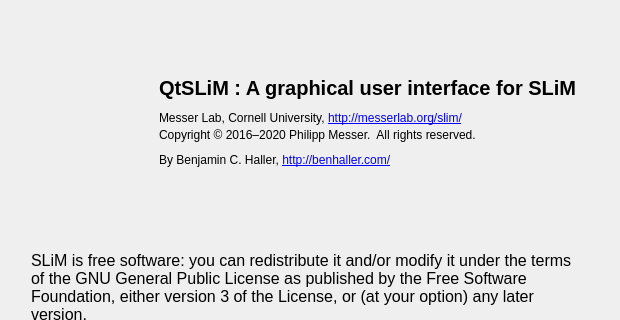
Above: QtSLiM/QtSLiMAbout.ui from MesserLab/SLiM before the change; both pictures show x 0 to 620 and y 0 to 320 of the 620 by 554 pixel window. Below: the same form after it.
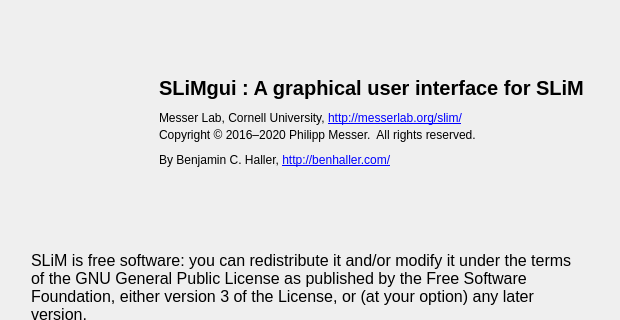
That is the form after the change. Icons and pictures are not drawn. Custom widgets are drawn as their Qt base class.

Commit message: rename QtSLiM to SLiMgui!

The edit to the form file:
```diff
--- a/QtSLiM/QtSLiMAbout.ui
+++ b/QtSLiM/QtSLiMAbout.ui
@@ -98,7 +98,7 @@
             </font>
            </property>
            <property name="text">
-            <string>&lt;html&gt;&lt;head/&gt;&lt;body&gt;&lt;p&gt;&lt;span style=&quot; font-size:15pt;&quot;&gt;QtSLiM : A graphical user interface for SLiM&lt;/span&gt;&lt;/p&gt;&lt;/body&gt;&lt;/html&gt;</string>
+            <string>&lt;html&gt;&lt;head/&gt;&lt;body&gt;&lt;p&gt;&lt;span style=&quot; font-size:15pt;&quot;&gt;SLiMgui : A graphical user interface for SLiM&lt;/span&gt;&lt;/p&gt;&lt;/body&gt;&lt;/html&gt;</string>
            </property>
           </widget>
          </item>
```
The commit also changes 14 other files.
